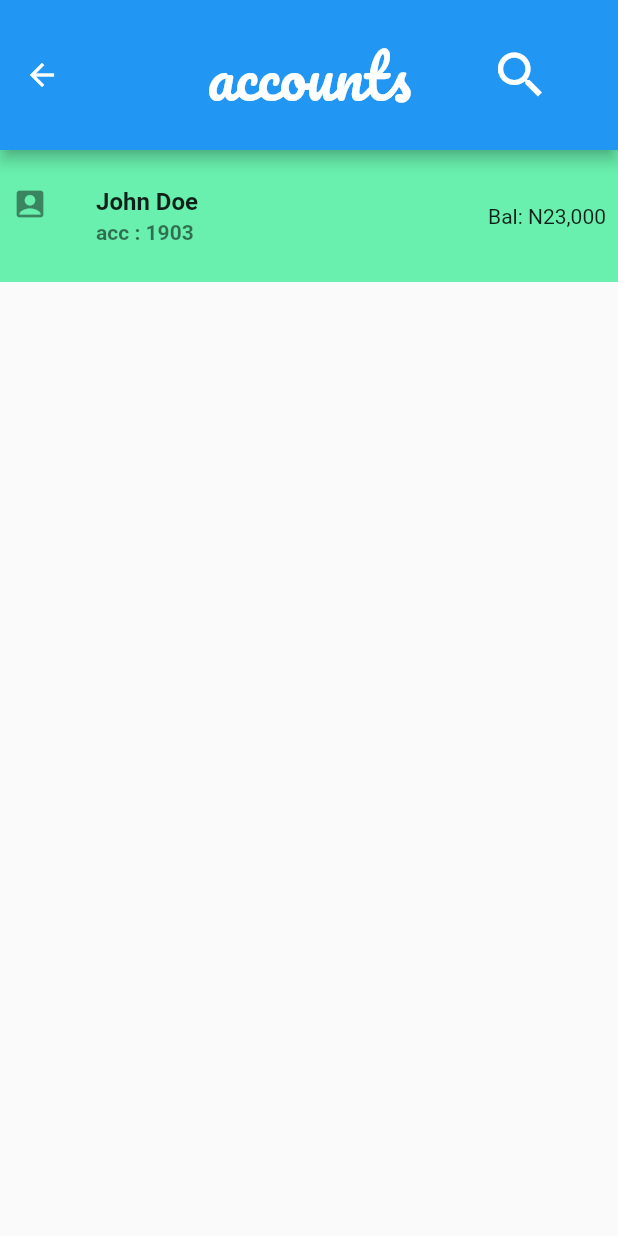
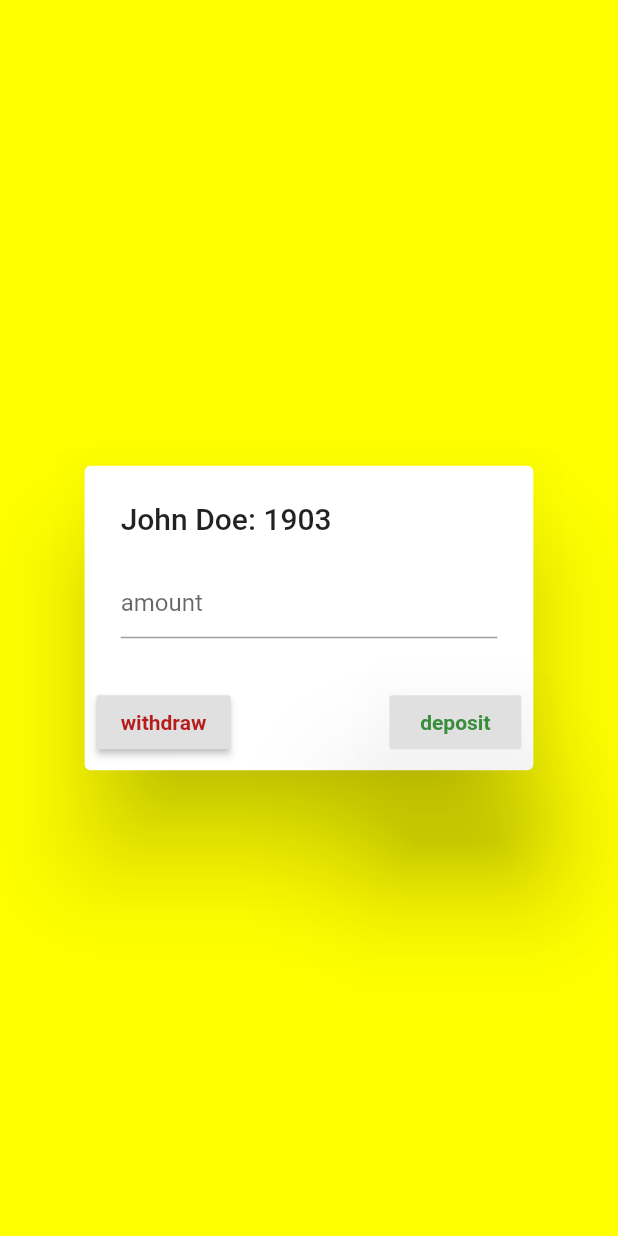
Before and after one commit to innthomas/goodwill_app, a Flutter app: the Account screen opened directly, after a tap on "John Doe", on a phone screen of 412 x 824 dp. Run offline on Flutter 3.47's test engine with Material 2 defaults, Android fonts, the phone set to English and light mode, and no system bars.

Commit message:
files added

```diff
--- a/lib/accounts/accounts.dart
+++ b/lib/accounts/accounts.dart
@@ -36,7 +36,42 @@ class _AccountState extends State<Account> {
       ),
       body: ListView(
         children: <Widget>[
-          MyListTile(),
+          Padding(
+            padding: const EdgeInsets.all(8.0),
+            child: MyListTile(),
+          ),
+          Padding(
+            padding: const EdgeInsets.all(8.0),
+            child: MyListTile(),
+          ),
+          Padding(
+            padding: const EdgeInsets.all(8.0),
+            child: MyListTile(),
+          ),
+          Padding(
+            padding: const EdgeInsets.all(8.0),
+            child: MyListTile(),
+          ),
+          Padding(
+            padding: const EdgeInsets.all(8.0),
+            child: MyListTile(),
+          ),
+          Padding(
+            padding: const EdgeInsets.all(8.0),
+            child: MyListTile(),
+          ),
+          Padding(
+            padding: const EdgeInsets.all(8.0),
+            child: MyListTile(),
+          ),
+          Padding(
+            padding: const EdgeInsets.all(8.0),
+            child: MyListTile(),
+          ),
+          Padding(
+            padding: const EdgeInsets.all(8.0),
+            child: MyListTile(),
+          ),
         ],
       ),
     );
--- a/lib/accounts/listTile_model.dart
+++ b/lib/accounts/listTile_model.dart
@@ -7,13 +7,62 @@ class MyListTile extends StatefulWidget {
 }
 
 class _MyListTileState extends State<MyListTile> {
+  _showMaterialDialog() {
+    showDialog(
+        barrierColor: Colors.yellowAccent[200],
+        context: context,
+        builder: (_) => new AlertDialog(
+              elevation: 30.0,
+              title: new Text("John Doe: 1903"),
+              content: new TextField(
+                keyboardType: TextInputType.number,
+                decoration: InputDecoration(hintText: "amount"),
+              ),
+              actions: <Widget>[
+                RaisedButton(
+                  child: Text(
+                    "withdraw",
+                    style: TextStyle(
+                        fontWeight: FontWeight.bold, color: Colors.red[900]),
+                  ),
+                  onPressed: () {
+                    Navigator.of(context).pop();
+                  },
+                ),
+                SizedBox(
+                  width: 90,
+                ),
+                RaisedButton(
+                  elevation: 40.0,
+                  child: Text(
+                    "deposit",
+                    style: TextStyle(
+                      fontWeight: FontWeight.bold,
+                      color: Colors.green[700],
+                    ),
+                  ),
+                  onPressed: () {
+                    Navigator.of(context).pop();
+                  },
+                )
+              ],
+            ));
+  }
+
   @override
   Widget build(BuildContext context) {
     return ListTile(
+      hoverColor: Colors.white,
+      visualDensity: VisualDensity.compact,
+      dense: false,
       contentPadding: EdgeInsets.all(8.0),
+      selectedTileColor: Colors.green[100],
       tileColor: Colors.greenAccent,
       leading: Icon(Icons.account_box),
-      trailing: Text("Bal: N23,000"),
+      trailing: Text(
+        "Bal: N23,000",
+        style: TextStyle(fontSize: 30.0),
+      ),
       title: Text(
         "John Doe",
         style: TextStyle(
@@ -30,7 +79,9 @@ class _MyListTileState extends State<MyListTile> {
           MaterialPageRoute(builder: (context) => Accountdetail()),
         );
       },
-      onTap: () {},
+      onTap: () {
+        _showMaterialDialog();
+      },
     );
   }
 }
```
